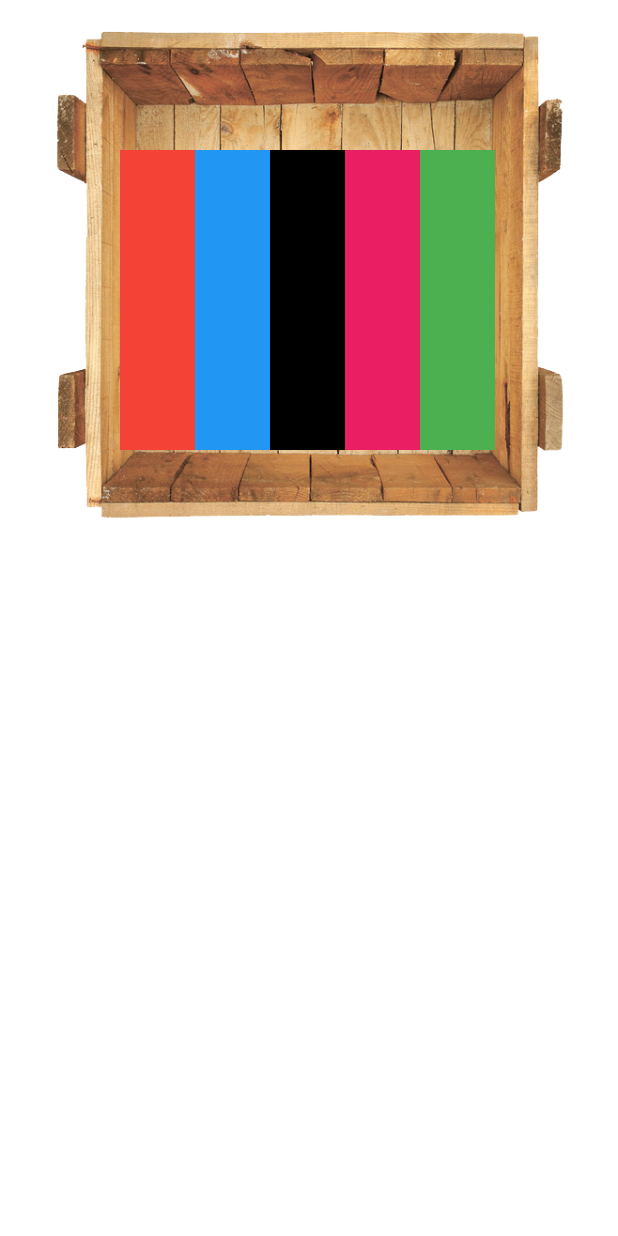
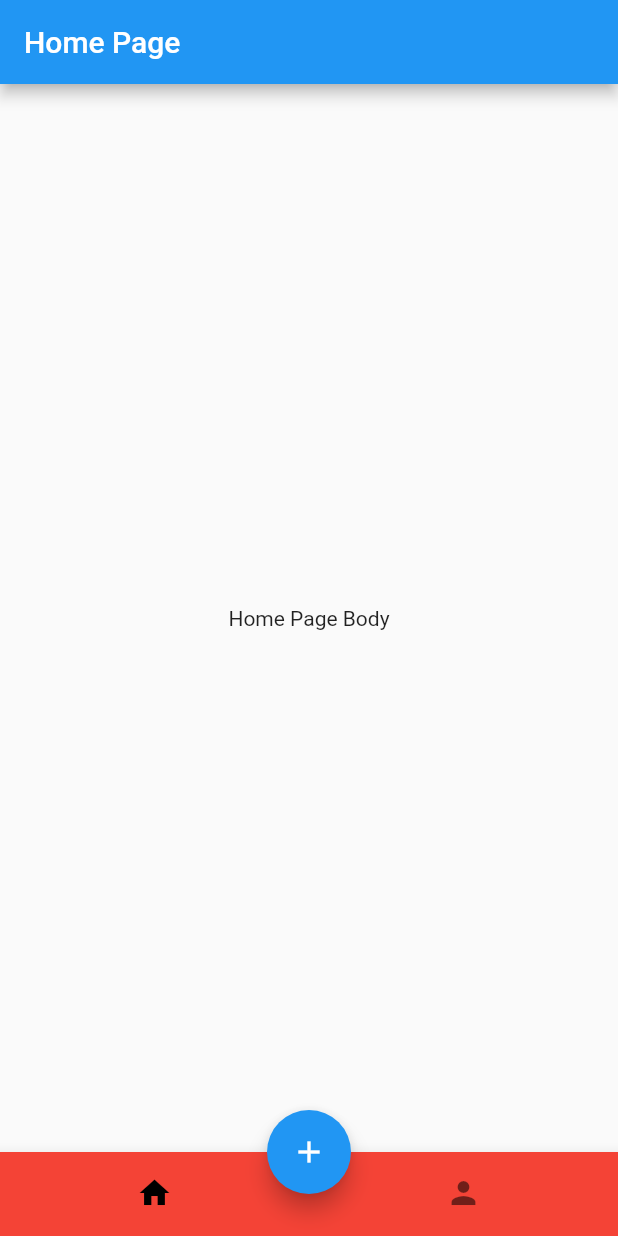
Before and after one commit to AyberkAhmet/myShelf, a Flutter app: the screen it shows after launch, on a phone screen of 412 x 824 dp. Run offline on Flutter 3.47's test engine with Material 2 defaults, Android fonts, the phone set to English and light mode, and no system bars.

Commit message:
bottomNavBar done

```diff
--- a/lib/main.dart
+++ b/lib/main.dart
@@ -1,4 +1,7 @@
 import 'package:flutter/material.dart';
+import 'package:myshelf/screens/addBookPage.dart';
+import 'package:myshelf/screens/homePage.dart';
+import 'package:myshelf/screens/profilePage.dart';
 
 void main() => runApp(MyApp());
 
@@ -7,46 +10,59 @@ class MyApp extends StatelessWidget {
   @override
   Widget build(BuildContext context) {
     return MaterialApp(
-      title: 'Flutter Demo',
-      home: MyHomePage(),
+      routes: <String, WidgetBuilder>{
+      '/': (context) => MyBottomNavBar(),
+      '/addbookpage': (context) => AddBookPage(),
+    },
     );
   }
 }
 
-class MyHomePage extends StatefulWidget {
+class MyBottomNavBar extends StatefulWidget {
   @override
-  _MyHomePageState createState() => _MyHomePageState();
+  _MyBottomNavBarState createState() => _MyBottomNavBarState();
 }
 
-class _MyHomePageState extends State<MyHomePage> {
-  List a = [Colors.red, Colors.blue, Colors.black, Colors.pink, Colors.green];
+class _MyBottomNavBarState extends State<MyBottomNavBar> {
+  int _currentIndex = 0;
+  final List<Widget> _pageList = [
+    HomePage(),
+    ProfilePage()
+  ];
+
+  void _onItemTapped(int index) {
+    setState(() {
+      _currentIndex = index;
+    });
+  }
 
   @override
   Widget build(BuildContext context) {
-    return Stack(
-      children: <Widget>[
-        Image(
-          image: AssetImage("assets/shelf.png"),
-        ),
-        Positioned(
-            left: 80.0,
-            top: 100.0,
-            child: Container(
-              height: 200.0,
-              width: 300.0,
-              child: ListView.builder(
-                  scrollDirection: Axis.horizontal,
-                  itemCount: 5,
-                  itemBuilder: (BuildContext context, int index) {
-                    return Container(
-                      constraints: BoxConstraints.tightForFinite(height: 10.0,width: 50.0),
-                      height: 10.0,
-                      width: 50.0,
-                      color: a[index],
-                    );
-                  }),
-            ),)
-      ],
+    return Scaffold(
+      body: _pageList[_currentIndex],
+      bottomNavigationBar: BottomNavigationBar(
+        showSelectedLabels: false,
+        showUnselectedLabels: false,
+        fixedColor: Colors.black,
+        onTap: _onItemTapped,
+        currentIndex: _currentIndex,
+        backgroundColor: Colors.red,
+        items: [
+          BottomNavigationBarItem(
+            icon: Icon(Icons.home),
+            title: Text("Home"),
+          ),
+          BottomNavigationBarItem(
+            icon: Icon(Icons.person),
+            title: Text("Profile"),
+          )
+        ],
+      ),
+      floatingActionButtonLocation: FloatingActionButtonLocation.centerDocked,
+      floatingActionButton: FloatingActionButton(
+        child: Icon(Icons.add),
+        onPressed: () {Navigator.pushNamed(context, "/addbookpage") ;},
+      ),
     );
   }
 }
--- /dev/null
+++ b/lib/screens/addBookPage.dart
@@ -0,0 +1,21 @@
+import 'package:flutter/material.dart';
+
+class AddBookPage extends StatefulWidget {
+
+  @override
+  _AddBookPageState createState() => _AddBookPageState();
+}
+
+class _AddBookPageState extends State<AddBookPage> {
+  @override
+  Widget build(BuildContext context) {
+    return Scaffold(
+      appBar: AppBar(
+        title: Center(child: Text("Add Book Page")),
+      ),
+          body: Center(
+         child: Text("ADD BOOK PAGE"),
+      ),
+    );
+  }
+}
--- /dev/null
+++ b/lib/screens/homePage.dart
@@ -0,0 +1,22 @@
+import 'package:flutter/material.dart';
+
+class HomePage extends StatefulWidget {
+  HomePage({Key key}) : super(key: key);
+
+  @override
+  _HomePageState createState() => _HomePageState();
+}
+
+class _HomePageState extends State<HomePage> {
+  @override
+  Widget build(BuildContext context) {
+    return Scaffold(
+      appBar: AppBar(
+         title: Text("Home Page"),
+      ),
+      body: Center(
+        child: Text("Home Page Body"),
+      ),
+    );
+  }
+}
--- /dev/null
+++ b/lib/screens/profilePage.dart
@@ -0,0 +1,22 @@
+import 'package:flutter/material.dart';
+
+class ProfilePage extends StatefulWidget {
+
+  @override
+  _ProfilePageState createState() => _ProfilePageState();
+}
+
+class _ProfilePageState extends State<ProfilePage> {
+  @override
+  Widget build(BuildContext context) {
+    return Scaffold(
+      appBar: AppBar(
+        title: Text("Profile Page"),
+
+      ),
+      body: Center(
+        child: Text("Profile Page Body"),
+      ),
+    );
+  }
+}
```
